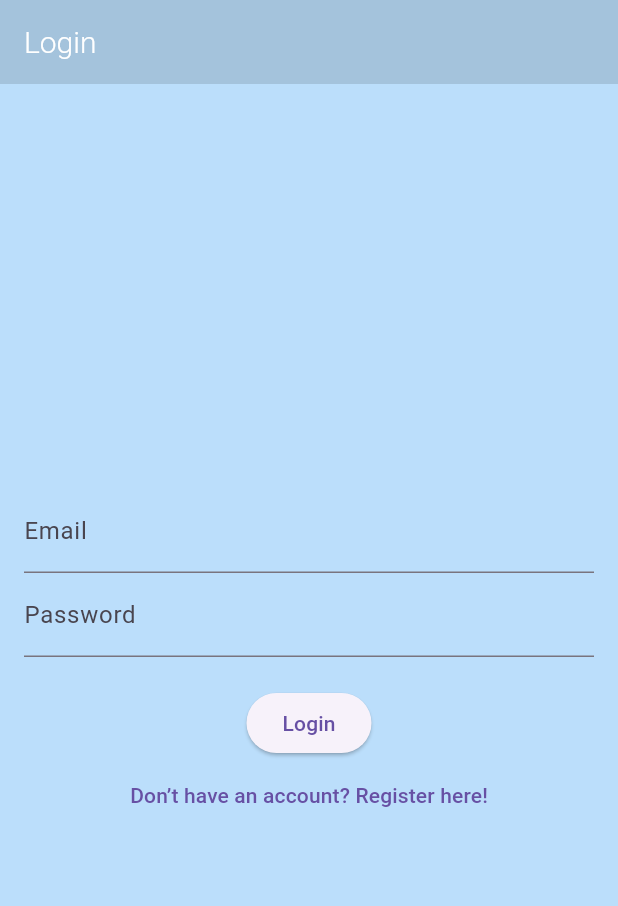
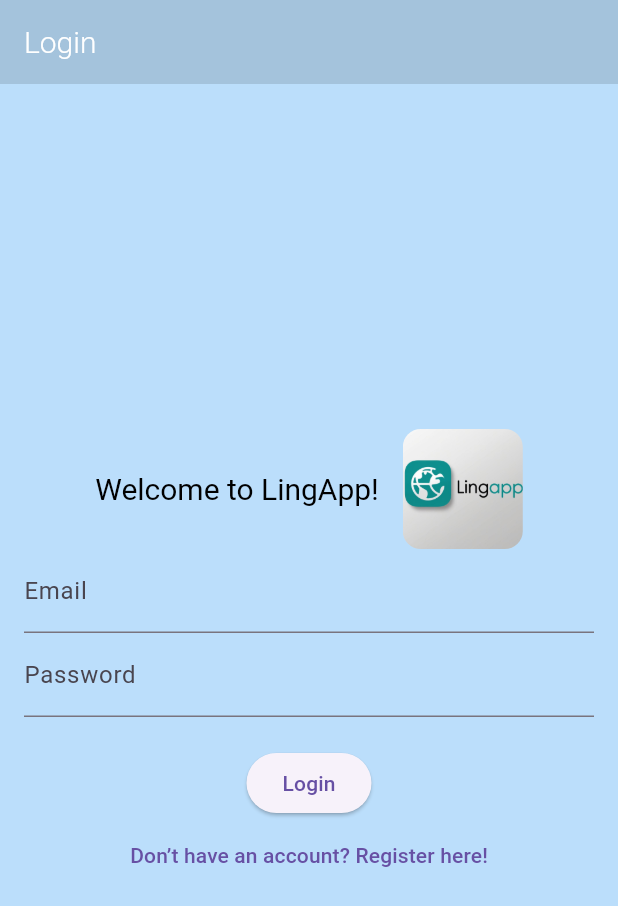
Before and after one commit to andrucior/Flutter-language-app, a Flutter app: the screen it shows after launch, on a phone screen of 412 x 824 dp. Shown: the top 906 px of the screen. Run offline on Flutter 3.47's test engine with Material 3 defaults, Android fonts, the phone set to English and light mode, and no system bars; our stand-ins replace cloud_firestore, firebase_auth, firebase_core, youtube_player_iframe; accounts and stored records are empty.

Commit message:
fiszki, firebase poprawki

```diff
--- a/lib/auth_screen.dart
+++ b/lib/auth_screen.dart
@@ -48,7 +48,33 @@
         padding: const EdgeInsets.all(16.0),
         child: Column(
           mainAxisAlignment: MainAxisAlignment.center,
+          crossAxisAlignment: CrossAxisAlignment.center,
           children: [
+            Row(
+              mainAxisSize: MainAxisSize.min,
+                children: [
+                RichText(
+                  text: TextSpan(
+                    text: 'Welcome to LingApp!',
+                    style: TextStyle(
+                      fontSize: 20.0,
+                      color: Colors.black
+                    )
+                  )
+                ),
+                const SizedBox(width: 16.0),
+                ClipRRect(
+                  borderRadius: BorderRadius.circular(12.0),
+                  child:
+                    Image.asset(
+                      'assets/images/lingAppLogo.jpg',
+                      width: 80,
+                      height: 80,
+                      fit: BoxFit.cover
+                      ),
+                    ),
+                  ]
+                ),
             TextField(
               controller: _emailController,
               keyboardType: TextInputType.emailAddress,
--- a/lib/flashcard_review.dart
+++ b/lib/flashcard_review.dart
@@ -148,7 +148,7 @@
                                 margin: const EdgeInsets.all(16.0),
                                 child: Container(
                                   width: double.infinity,
-                                  height: 250,
+                                  height: 450,
                                   alignment: Alignment.center,
                                   child: isFrontVisible
                                       ? Text(
@@ -160,7 +160,7 @@
                                           textAlign: TextAlign.center,
                                         )
                                       : Transform(
-                                          transform: Matrix4.rotationY(3.14159), // Flip translation to face forward
+                                          transform: Matrix4.rotationY(3.14159),
                                           alignment: Alignment.center,
                                           child: Text(
                                             flashcard['translation'] ?? '',
--- a/pubspec.yaml
+++ b/pubspec.yaml
@@ -75,8 +75,8 @@
   uses-material-design: true
 
   # To add assets to your application, add an assets section, like this:
-  # assets:
-  #   - images/a_dot_burr.jpeg
+  assets:
+     - assets/images/lingAppLogo.jpg
   #   - images/a_dot_ham.jpeg
 
   # An image asset can refer to one or more resolution-specific "variants", see
```
Also changed, not shown: lib/video_player.dart (+8 -3 lines), assets/images/lingAppLogo.jpg (added).
